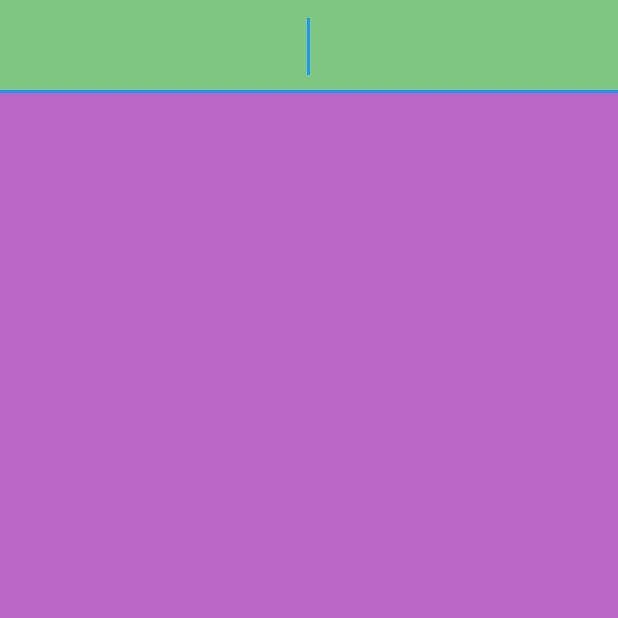
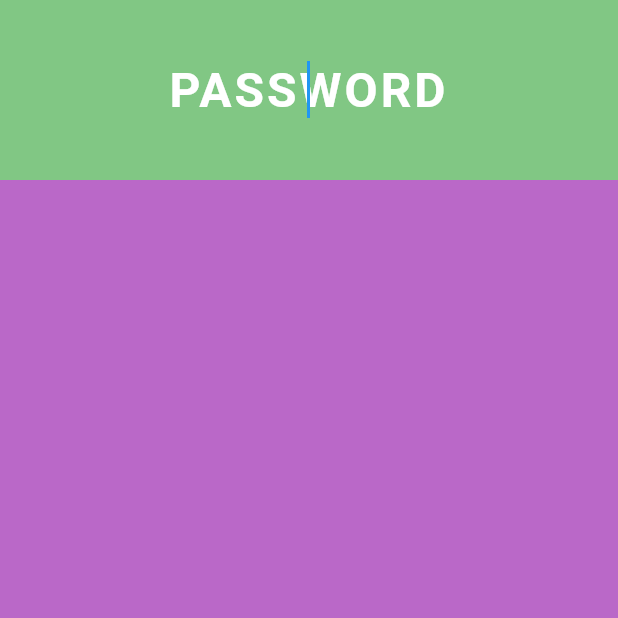
Before and after one commit to yaneq/flutter-yo, a Flutter app: the screen it shows after launch, on a phone screen of 412 x 824 dp, the top half of it. Run offline on Flutter 3.47's test engine with Material 2 defaults, Android fonts, the phone set to English and light mode, and no system bars.

Commit message:
obscureText

```diff
--- a/lib/scenes/playground.dart
+++ b/lib/scenes/playground.dart
@@ -13,7 +13,11 @@ class PlaygroundScreen extends StatelessWidget {
       body: SafeArea(
         child: Column(
           children: [
-            InputText(color: Colors.green[300]),
+            InputText(
+              color: Colors.green[300],
+              text: "PASSWORD",
+              isPassword: true,
+            ),
           ],
         ),
       ),
--- a/lib/scenes/widgets/input_text.dart
+++ b/lib/scenes/widgets/input_text.dart
@@ -2,25 +2,44 @@ import 'package:flutter/material.dart';
 
 class InputText extends StatelessWidget {
   final Color color;
+  final bool isPassword;
+  final String text;
+
   InputText({
     Key key,
-    this.color,
+    @required this.color,
+    @required this.text,
+    this.isPassword = false,
   }) : super(key: key);
 
   @override
   Widget build(BuildContext context) {
     return Container(
+      height: 120.0,
       decoration: BoxDecoration(
         color: color,
       ),
       child: Center(
         child: TextField(
+          obscureText: isPassword,
           textAlign: TextAlign.center,
           style: TextStyle(
             fontWeight: FontWeight.bold,
             fontSize: 32.0,
             color: Colors.white,
             letterSpacing: 2.0,
+          ),
+          decoration: InputDecoration(
+            border: InputBorder.none,
+            hintText: text,
+            filled: true,
+            fillColor: color,
+            hintStyle: TextStyle(
+              fontWeight: FontWeight.bold,
+              fontSize: 32.0,
+              color: Colors.white,
+              letterSpacing: 2.0,
+            ),
           ),
           autocorrect: false,
           autofocus: true,
```
